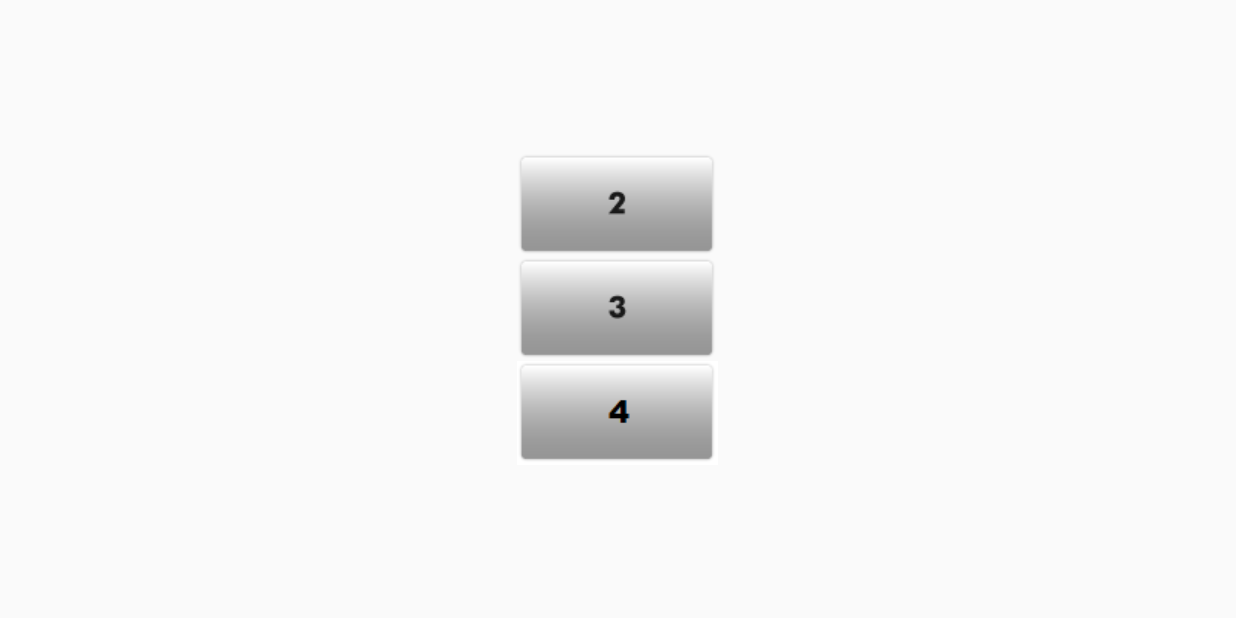
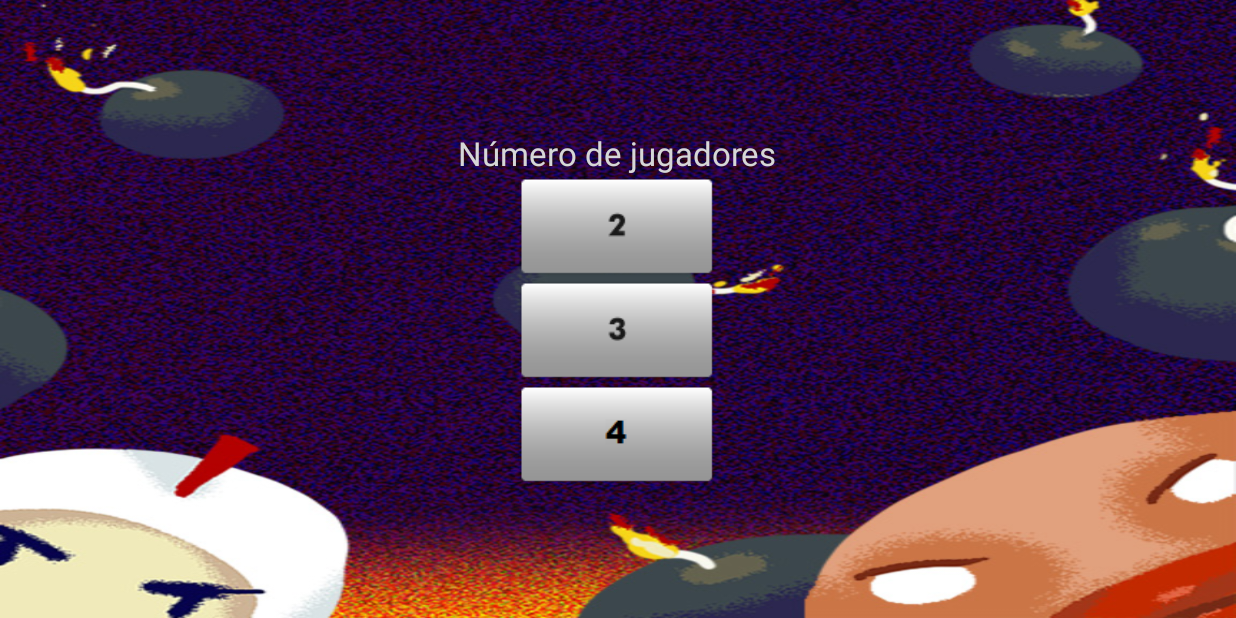
Before and after one commit to dani-garcia/bomber-game, an Android app: the MultiPlayerActivity screen opened directly, with no data from a screen before it, on a phone screen of 824 x 412 dp (held sideways). Run offline under Robolectric (Android 15) with nearby library versions, the phone set to English and light mode, and no system bars.

Commit message:
Fondos de menús

```diff
--- a/app/src/main/res/layout/activity_main_menu.xml
+++ b/app/src/main/res/layout/activity_main_menu.xml
@@ -6,7 +6,8 @@
     android:paddingBottom="@dimen/activity_vertical_margin"
     tools:context="com.bombergame.MainMenuActivity"
     android:orientation="vertical"
-    android:gravity="center">
+    android:gravity="center"
+    android:background="@drawable/title_background">
 
     <ImageButton
         android:layout_width="wrap_content"
--- a/app/src/main/res/layout/activity_multi_player.xml
+++ b/app/src/main/res/layout/activity_multi_player.xml
@@ -6,7 +6,17 @@
     android:paddingBottom="@dimen/activity_vertical_margin"
     tools:context="com.bombergame.MultiPlayerActivity"
     android:orientation="vertical"
-    android:gravity="center">
+    android:gravity="center"
+    android:background="@drawable/title_background">
+
+    <TextView
+        android:layout_width="wrap_content"
+        android:layout_height="wrap_content"
+        android:textAppearance="?android:attr/textAppearanceLarge"
+        android:text="Número de jugadores"
+        android:id="@+id/textView"
+        android:layout_gravity="center_horizontal"
+        android:textColor="@color/button_material_light" />
 
     <ImageButton
         android:layout_width="wrap_content"
--- a/app/src/main/res/layout/activity_title.xml
+++ b/app/src/main/res/layout/activity_title.xml
@@ -4,7 +4,8 @@
     android:paddingRight="@dimen/activity_horizontal_margin"
     android:paddingTop="@dimen/activity_vertical_margin"
     android:paddingBottom="@dimen/activity_vertical_margin"
-    tools:context="com.bombergame.TitleActivity">
+    tools:context="com.bombergame.TitleActivity"
+    android:background="@drawable/title_flat">
 
     <ImageButton
         android:layout_width="wrap_content"
```
Also changed, not shown: app/src/main/res/drawable/nivel_4.png, 1 other file.
